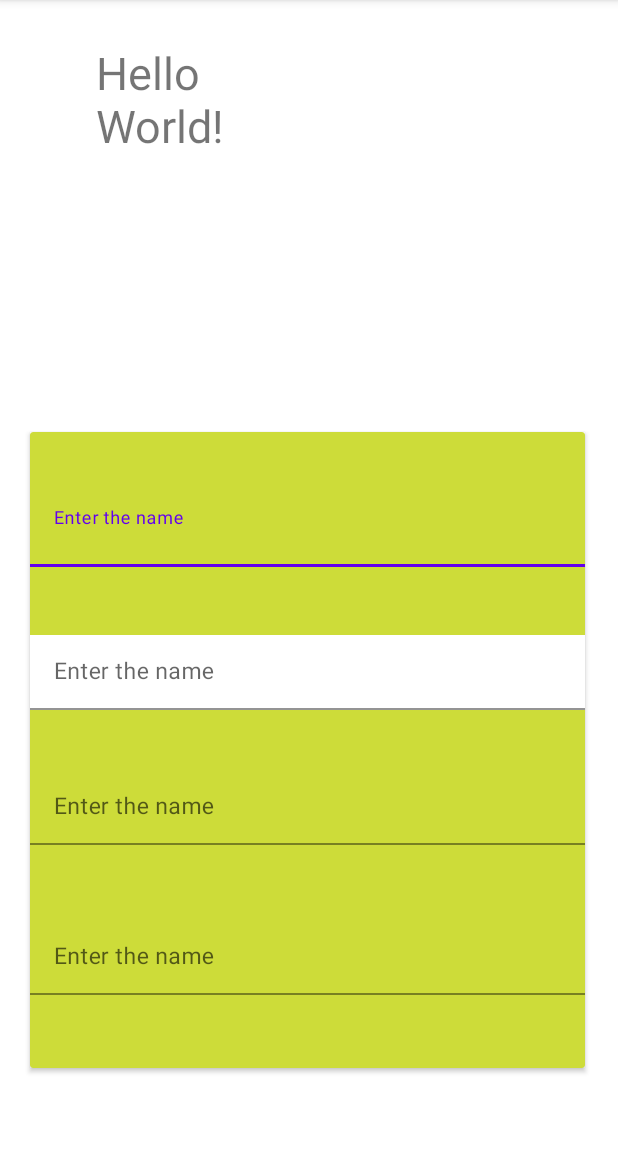
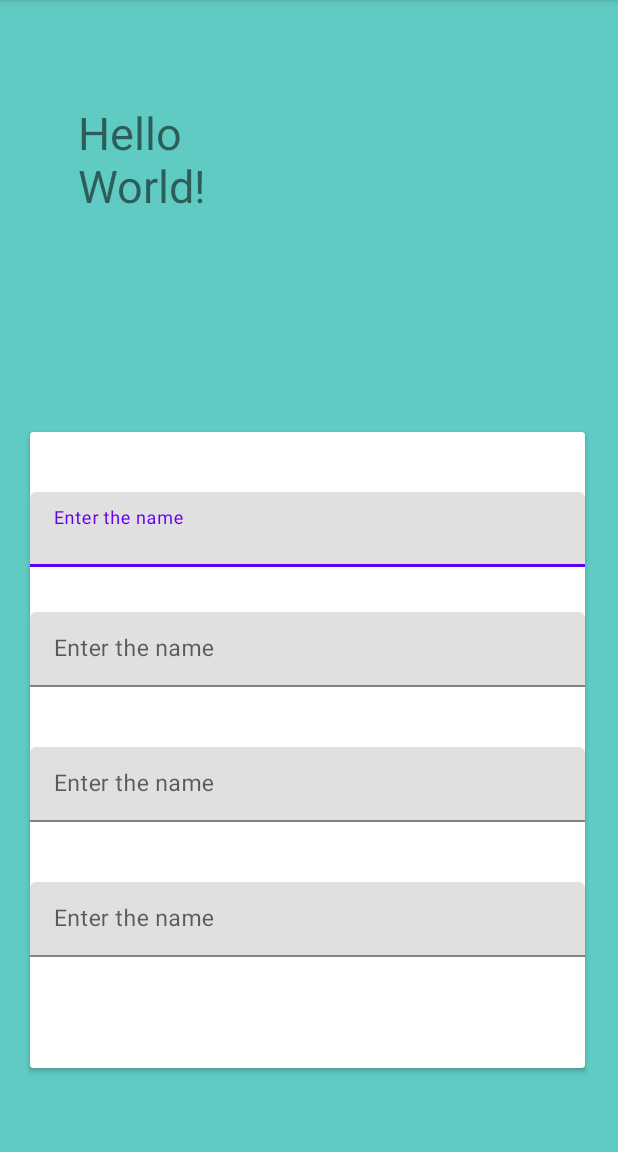
Before and after one commit to Divu03/AcmegreadProject, an Android app: the screen it shows after launch (MainActivity), on a phone screen of 412 x 824 dp, the part 84-1236 px from its top. Run offline under Robolectric (Android 15) with nearby library versions, the phone set to English and light mode, and no system bars.

Commit message:
colou added

```diff
--- a/ShoppingApp/app/src/main/res/layout/activity_main.xml
+++ b/ShoppingApp/app/src/main/res/layout/activity_main.xml
@@ -4,13 +4,14 @@
     xmlns:tools="http://schemas.android.com/tools"
     android:layout_width="match_parent"
     android:layout_height="match_parent"
-    tools:context=".MainActivity">
+    tools:context=".MainActivity"
+    android:background="@color/background_final">
 
     <TextView
         android:layout_width="102dp"
         android:layout_height="153dp"
-        android:layout_marginStart="64dp"
-        android:layout_marginTop="28dp"
+        android:layout_marginStart="52dp"
+        android:layout_marginTop="68dp"
         android:text="Hello World!"
         android:textSize="30sp"
         app:layout_constraintStart_toStartOf="parent"
@@ -20,8 +21,8 @@
         android:id="@+id/imageView"
         android:layout_width="wrap_content"
         android:layout_height="wrap_content"
-        android:layout_marginStart="231dp"
-        android:layout_marginTop="38dp"
+        android:layout_marginStart="244dp"
+        android:layout_marginTop="80dp"
         app:layout_constraintStart_toStartOf="parent"
         app:layout_constraintTop_toTopOf="parent"
         tools:srcCompat="@tools:sample/avatars" />
@@ -33,7 +34,7 @@
         android:layout_marginTop="288dp"
         app:layout_constraintStart_toStartOf="parent"
         app:layout_constraintTop_toTopOf="parent"
-        app:cardBackgroundColor="@color/lightgreen">
+        app:cardBackgroundColor="@color/white">
 
         <androidx.constraintlayout.widget.ConstraintLayout
             android:layout_width="match_parent"
@@ -53,7 +54,6 @@
                     android:layout_weight="1"
                     android:textSize="15sp"
                     android:ems="10"
-                    android:background="@color/lightgreen"
                     android:inputType="text"
                     android:hint="@string/enter_the_name"
                     app:layout_constraintStart_toStartOf="parent"
@@ -71,11 +71,10 @@
                     android:id="@+id/emailV"
                     android:layout_width="match_parent"
                     android:layout_height="50dp"
-                    android:layout_marginTop="135dp"
+                    android:layout_marginTop="120dp"
                     android:layout_weight="1"
                     android:textSize="15sp"
                     android:ems="10"
-                    android:background="@color/white"
                     android:inputType="textEmailAddress"
                     android:hint="@string/enter_the_name"
                     app:layout_constraintStart_toStartOf="parent"
@@ -94,11 +93,10 @@
                     android:id="@+id/passV"
                     android:layout_width="match_parent"
                     android:layout_height="50dp"
-                    android:layout_marginTop="225dp"
+                    android:layout_marginTop="210dp"
                     android:layout_weight="1"
                     android:textSize="15sp"
                     android:ems="10"
-                    android:background="@color/lightgreen"
                     android:inputType="text"
                     android:hint="@string/enter_the_name"
                     app:layout_constraintStart_toStartOf="parent"
@@ -117,14 +115,12 @@
                     android:id="@+id/repassV"
                     android:layout_width="match_parent"
                     android:layout_height="50dp"
-                    android:layout_marginTop="325dp"
+                    android:layout_marginTop="300dp"
                     android:layout_weight="1"
+                    android:ems="10"
+                    android:hint="@string/enter_the_name"
+                    android:inputType="text"
                     android:textSize="15sp"
-                    android:ems="10"
-                    android:background="@color/lightgreen"
-                    android:inputType="text"
-                    android:textColorHint="@color/black"
-                    android:hint="@string/enter_the_name"
                     app:layout_constraintStart_toStartOf="parent"
                     app:layout_constraintTop_toTopOf="parent"
                     tools:ignore="Autofill" />
--- a/ShoppingApp/app/src/main/res/values/colors.xml
+++ b/ShoppingApp/app/src/main/res/values/colors.xml
@@ -17,4 +17,5 @@
     <color name="yellow">#FFFFEB3B</color>
     <color name="lightgreen">#CDDC39</color>
     <color name="violet">#FF7921B1</color>
+    <color name="background_final">#60CBC3</color>
 </resources>
```
